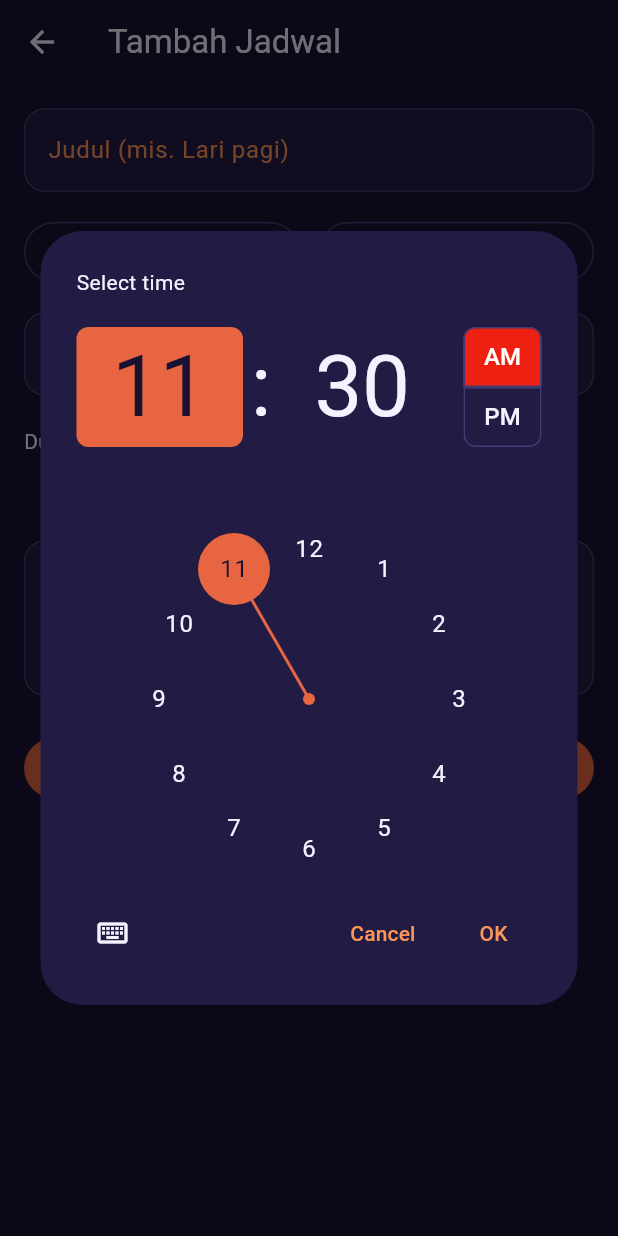
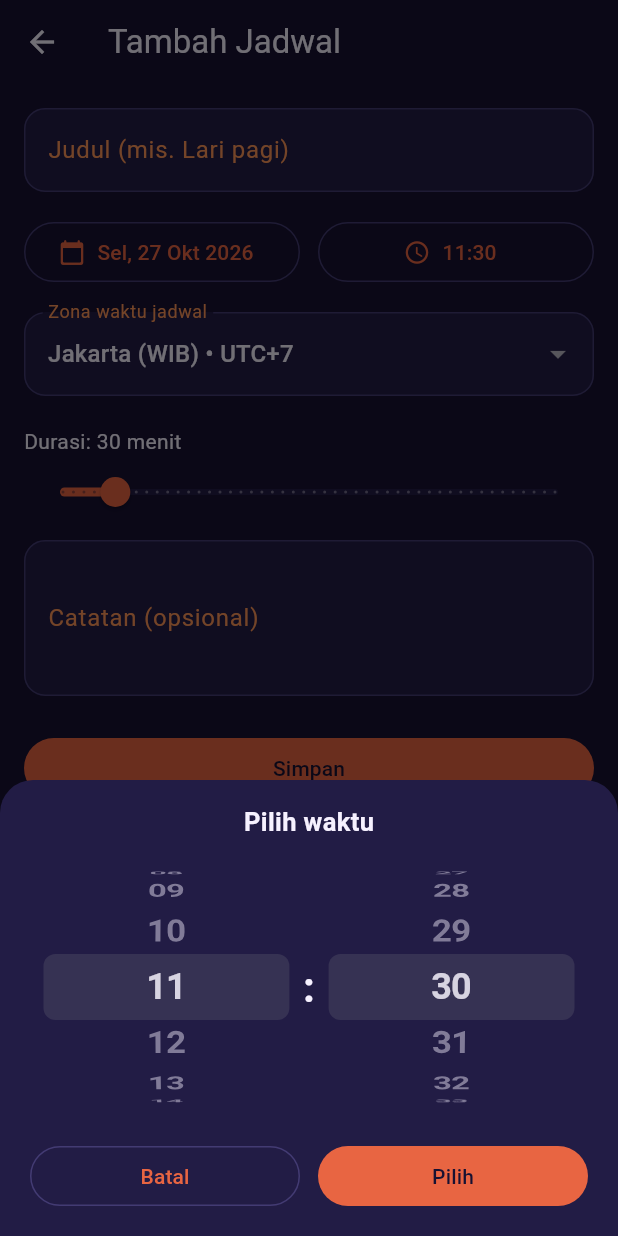
Before and after one commit to 0xzduhud/Gerak-in-Apps, a Flutter app: the ScheduleFormScreen screen opened directly, after a tap on an icon or button, on a phone screen of 412 x 824 dp. Run offline on Flutter 3.47's test engine with Material 3 defaults, Android fonts, the phone set to English and light mode, and no system bars; our stand-ins replace flutter_dotenv, flutter_local_notifications, flutter_map, flutter_secure_storage, geolocator, image_picker and 7 more; missing offline and left inert: flutter_foreground_task; accounts and stored records are empty.

Commit message:
fix waktu, fix shedule, fix session

```diff
--- a/lib/data/local/database_helper.dart
+++ b/lib/data/local/database_helper.dart
@@ -53,7 +53,6 @@ class DatabaseHelper {
         reps INTEGER NOT NULL DEFAULT 0,
         motion_type TEXT,
         synced INTEGER NOT NULL DEFAULT 0
-        synced INTEGER NOT NULL DEFAULT 0
       )
     ''');
     await db.execute(
@@ -98,7 +97,6 @@ class DatabaseHelper {
         calories INTEGER NOT NULL,
         reps INTEGER NOT NULL DEFAULT 50,
         updated_at TEXT NOT NULL,
-        updated_at TEXT NOT NULL,
         synced INTEGER NOT NULL DEFAULT 0
       )
     ''');
--- a/lib/features/schedule/schedule_form_screen.dart
+++ b/lib/features/schedule/schedule_form_screen.dart
@@ -5,6 +5,7 @@ import '../../core/theme.dart';
 import '../../core/utils/timezone_converter.dart';
 import '../../data/models/schedule_model.dart';
 import 'schedule_provider.dart';
+import '../../shared/wheel_time_picker.dart';
 
 // [PBI-12.x] Form tambah/ubah jadwal + pratinjau konversi zona waktu.
 class ScheduleFormScreen extends StatefulWidget {
@@ -54,12 +55,13 @@ class _ScheduleFormScreenState extends State<ScheduleFormScreen> {
       initialDate: _date,
       firstDate: DateTime(2024),
       lastDate: DateTime(2035),
+      initialEntryMode: DatePickerEntryMode.calendarOnly,
     );
     if (picked != null) setState(() => _date = picked);
   }
 
   Future<void> _pickTime() async {
-    final picked = await showTimePicker(context: context, initialTime: _time);
+    final picked = await showWheelTimePicker(context: context, initialTime: _time);
     if (picked != null) setState(() => _time = picked);
   }
 
--- /dev/null
+++ b/lib/shared/wheel_time_picker.dart
@@ -0,0 +1,154 @@
+import 'package:flutter/cupertino.dart';
+import 'package:flutter/material.dart';
+
+import '../core/theme.dart';
+
+/// Pengganti `showTimePicker`: dua roda (jam dan menit) di lembar bawah.
+/// Tidak punya mode keyboard, jadi tidak kena error layout
+/// "BoxConstraints has non-normalized height constraints" di layar kecil.
+/// Hasilnya sama: [TimeOfDay] atau null jika dibatalkan.
+Future<TimeOfDay?> showWheelTimePicker({
+  required BuildContext context,
+  required TimeOfDay initialTime,
+  String title = 'Pilih waktu',
+}) {
+  return showModalBottomSheet<TimeOfDay>(
+    context: context,
+    backgroundColor: AppColors.surface,
+    useSafeArea: true,
+    shape: const RoundedRectangleBorder(
+      borderRadius: BorderRadius.vertical(top: Radius.circular(22)),
+    ),
+    builder: (_) => _WheelTimeSheet(initial: initialTime, title: title),
+  );
+}
+
+class _WheelTimeSheet extends StatefulWidget {
+  const _WheelTimeSheet({required this.initial, required this.title});
+
+  final TimeOfDay initial;
+  final String title;
+
+  @override
+  State<_WheelTimeSheet> createState() => _WheelTimeSheetState();
+}
+
+class _WheelTimeSheetState extends State<_WheelTimeSheet> {
+  late int _hour;
+  late int _minute;
+  late final FixedExtentScrollController _hourController;
+  late final FixedExtentScrollController _minuteController;
+
+  @override
+  void initState() {
+    super.initState();
+    _hour = widget.initial.hour;
+    _minute = widget.initial.minute;
+    _hourController = FixedExtentScrollController(initialItem: _hour);
+    _minuteController = FixedExtentScrollController(initialItem: _minute);
+  }
+
+  @override
+  void dispose() {
+    _hourController.dispose();
+    _minuteController.dispose();
+    super.dispose();
+  }
+
+  Widget _wheel({
+    required FixedExtentScrollController controller,
+    required int count,
+    required ValueChanged<int> onChanged,
+  }) {
+    return CupertinoPicker(
+      scrollController: controller,
+      itemExtent: 44,
+      onSelectedItemChanged: onChanged,
+      children: [
+        for (var i = 0; i < count; i++)
+          Center(
+            child: Text(
+              i.toString().padLeft(2, '0'),
+              style: const TextStyle(
+                fontSize: 24,
+                fontWeight: FontWeight.w600,
+                color: AppColors.textPrimary,
+              ),
+            ),
+          ),
+      ],
+    );
+  }
+
+  @override
+  Widget build(BuildContext context) {
+    return SafeArea(
+      child: Padding(
+        padding: const EdgeInsets.fromLTRB(20, 16, 20, 16),
+        child: Column(
+          mainAxisSize: MainAxisSize.min,
+          children: [
+            Text(
+              widget.title,
+              style: const TextStyle(
+                fontSize: 17,
+                fontWeight: FontWeight.w700,
+                color: AppColors.textPrimary,
+              ),
+            ),
+            const SizedBox(height: 8),
+            SizedBox(
+              height: 180,
+              child: Row(
+                children: [
+                  Expanded(
+                    child: _wheel(
+                      controller: _hourController,
+                      count: 24,
+                      onChanged: (v) => _hour = v,
+                    ),
+                  ),
+                  const Text(
+                    ':',
+                    style: TextStyle(
+                      fontSize: 28,
+                      fontWeight: FontWeight.w700,
+                      color: AppColors.textPrimary,
+                    ),
+                  ),
+                  Expanded(
+                    child: _wheel(
+                      controller: _minuteController,
+                      count: 60,
+                      onChanged: (v) => _minute = v,
+                    ),
+                  ),
+                ],
+              ),
+            ),
+            const SizedBox(height: 12),
+            Row(
+              children: [
+                Expanded(
+                  child: OutlinedButton(
+                    onPressed: () => Navigator.of(context).pop(),
+                    child: const Text('Batal'),
+                  ),
+                ),
+                const SizedBox(width: 12),
+                Expanded(
+                  child: FilledButton(
+                    onPressed: () => Navigator.of(context).pop(
+                      TimeOfDay(hour: _hour, minute: _minute),
+                    ),
+                    child: const Text('Pilih'),
+                  ),
+                ),
+              ],
+            ),
+          ],
+        ),
+      ),
+    );
+  }
+}
```
